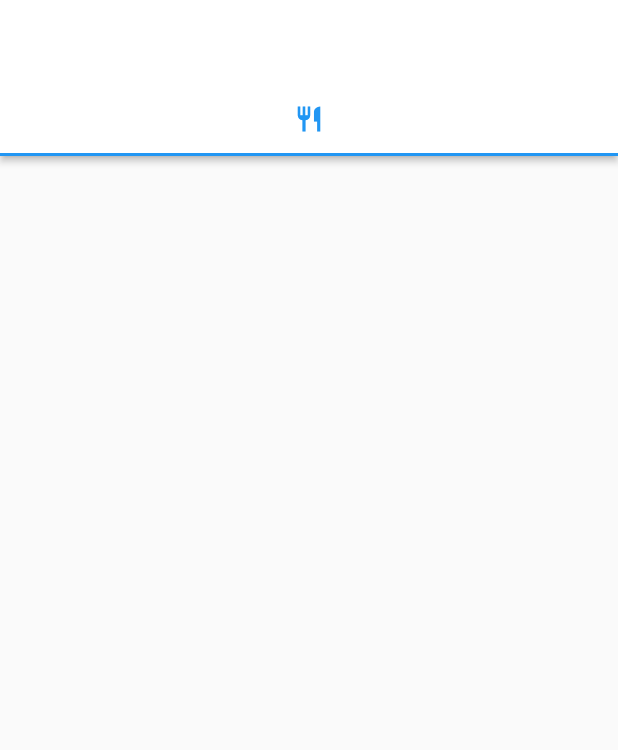
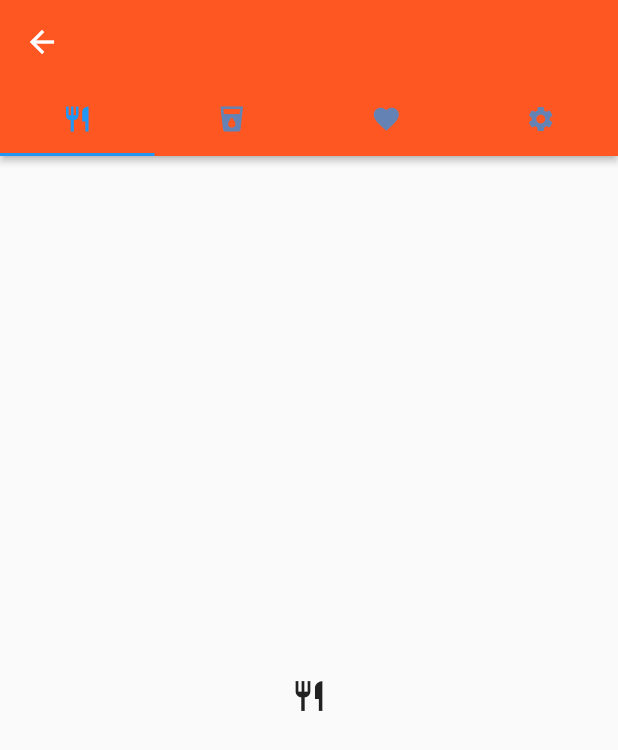
Before and after one commit to Yonkokilasi/flutter_recipe_app, a Flutter app: the HomeScreen screen opened directly, on a phone screen of 412 x 824 dp. Shown: the top 750 px of the screen. Run offline on Flutter 3.47's test engine with Material 2 defaults, Android fonts, the phone set to English and light mode, and no system bars.

Commit message:
added bottom tab bar clicking on signin buttons now navigates to home page

```diff
--- a/lib/ui/screens/home.dart
+++ b/lib/ui/screens/home.dart
@@ -10,14 +10,26 @@ class HomeScreen extends StatelessWidget {
       length: 4,
       child: Scaffold(
         appBar: AppBar(
-          backgroundColor: Colors.white,
+          backgroundColor: Colors.deepOrange,
           elevation: 2.0,
           bottom: TabBar(
             labelColor: Theme.of(context).indicatorColor,
             tabs: [
-              Tab(
-                icon: Icon(Icons.restaurant, size: _iconSize),
-              )
+              Tab(icon: Icon(Icons.restaurant, size: _iconSize)),
+              Tab(icon: Icon(Icons.local_drink, size: _iconSize)),
+              Tab(icon: Icon(Icons.favorite, size: _iconSize)),
+              Tab(icon: Icon(Icons.settings, size: _iconSize))
+            ],
+          ),
+        ),
+        body: Padding(
+          padding: EdgeInsets.all(5.0),
+          child: TabBarView(
+            children: [
+              Center(child: Icon(Icons.restaurant)),
+              Center(child: Icon(Icons.local_drink)),
+              Center(child: Icon(Icons.favorite)),
+              Center(child: Icon(Icons.settings))
             ],
           ),
         ),
```
